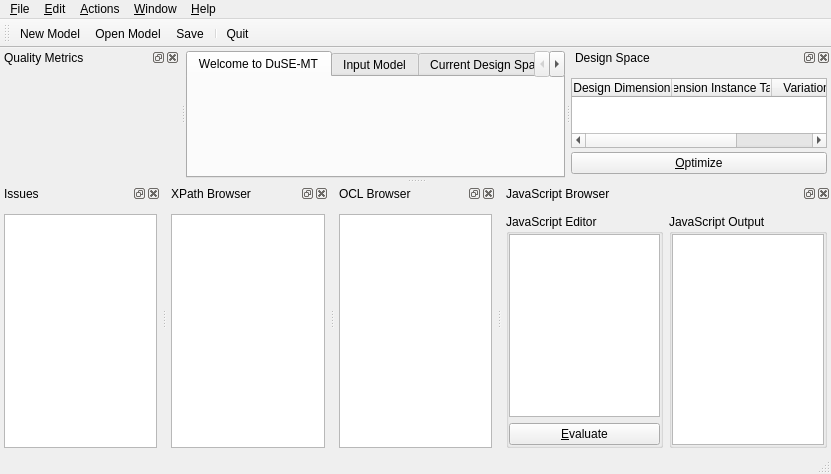
First picture: the form in examples/uml/duse-mt/src/app/mainwindow.ui, repository qt/qtmodeling, before the edit.
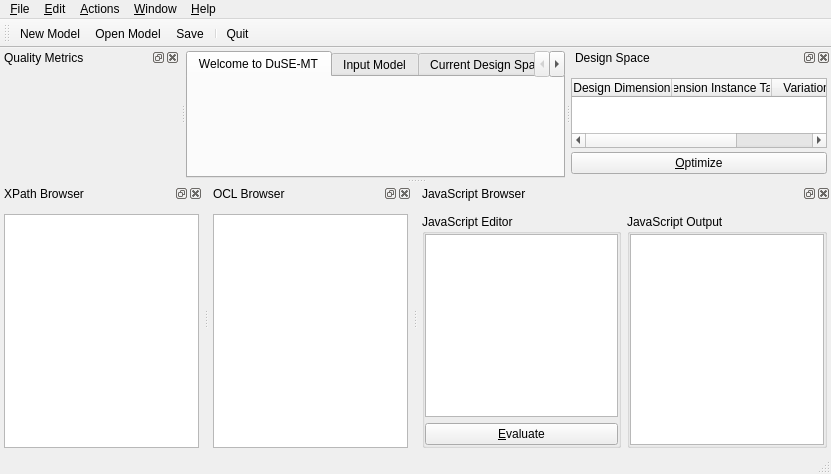
Second picture: the form after the edit. Icons and pictures are not drawn.

Commit message: Fix display of XMI load errors in DuSE-MT's issues output pane

Diff of the .ui file:
```diff
--- a/examples/uml/duse-mt/src/app/mainwindow.ui
+++ b/examples/uml/duse-mt/src/app/mainwindow.ui
@@ -197,34 +197,6 @@
    <addaction name="actionFileQuit"/>
   </widget>
   <widget class="QStatusBar" name="statusBar"/>
-  <widget class="QDockWidget" name="dckIssues">
-   <property name="windowTitle">
-    <string>Issues</string>
-   </property>
-   <attribute name="dockWidgetArea">
-    <number>8</number>
-   </attribute>
-   <widget class="QWidget" name="dockWidgetContents">
-    <layout class="QGridLayout" name="gridLayout_4">
-     <property name="leftMargin">
-      <number>4</number>
-     </property>
-     <property name="rightMargin">
-      <number>4</number>
-     </property>
-     <property name="bottomMargin">
-      <number>4</number>
-     </property>
-     <item row="0" column="0">
-      <widget class="QListView" name="txeIssues">
-       <property name="alternatingRowColors">
-        <bool>true</bool>
-       </property>
-      </widget>
-     </item>
-    </layout>
-   </widget>
-  </widget>
   <widget class="QDockWidget" name="dckXPath">
    <property name="windowTitle">
     <string>XPath Browser</string>
```
The commit also changes 7 other files.
